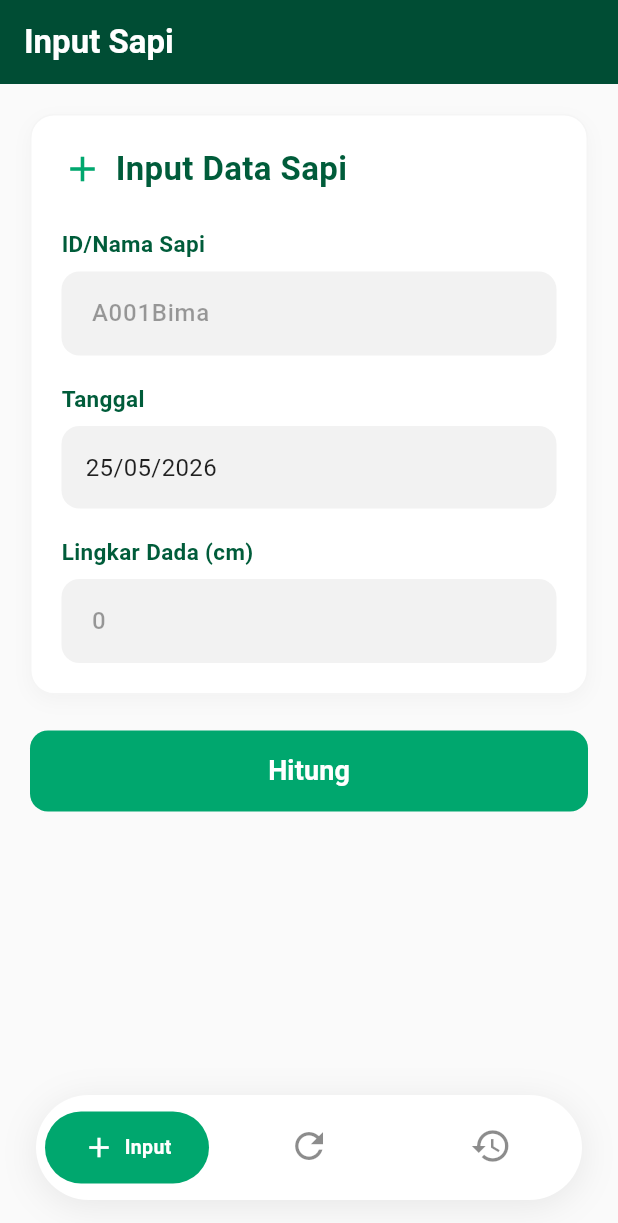
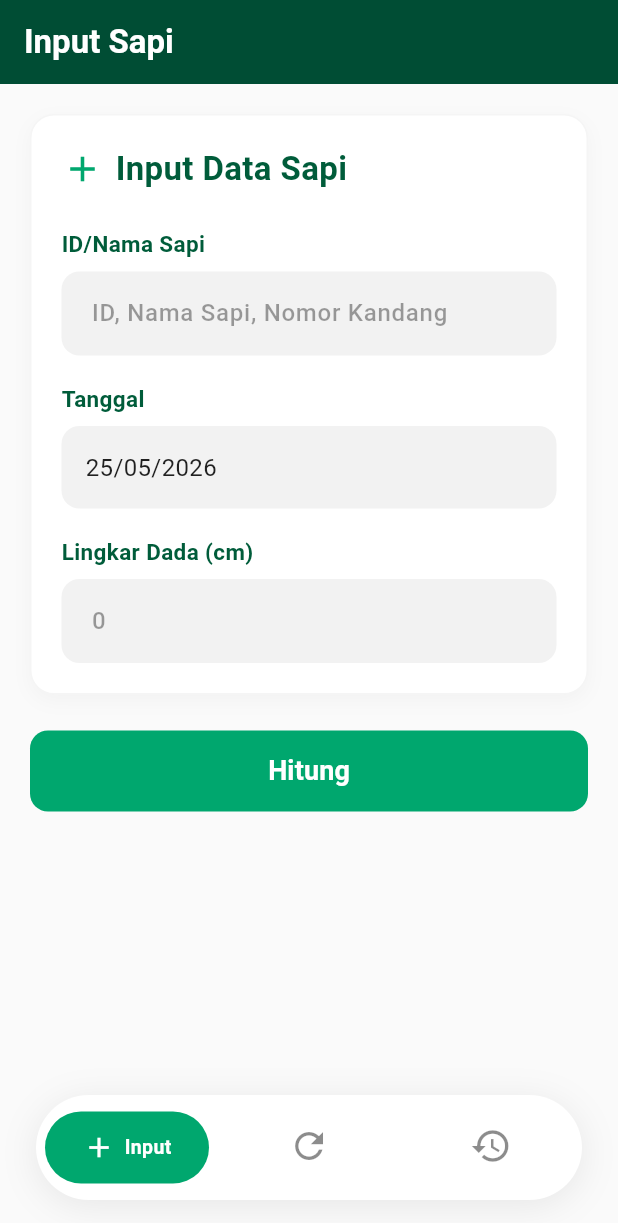
Before and after one commit to Muhfarq/Bobot_sapi, a Flutter app: the screen it shows after launch, on a phone screen of 412 x 824 dp. Shown: the top 1223 px of the screen. Run offline on Flutter 3.47's test engine with Material 3 defaults, Android fonts, the phone set to English and light mode, and no system bars; our stand-ins replace fl_chart, printing, sqflite; accounts and stored records are empty.

Commit message:
ubah default value di inputan estimasi bobot menjadi hint text

```diff
--- a/bobot_sapi/lib/screens/input_sapi_screen.dart
+++ b/bobot_sapi/lib/screens/input_sapi_screen.dart
@@ -18,7 +18,7 @@ class InputSapiScreen extends StatefulWidget {
 class _InputSapiScreenState extends State<InputSapiScreen> {
   final _namaController = TextEditingController();
   final _lingkarDadaController = TextEditingController();
-  final _targetBobotController = TextEditingController(text: '750');
+  final _targetBobotController = TextEditingController();
 
   DateTime _tanggal = DateTime.now();
 
@@ -155,7 +155,7 @@ class _InputSapiScreenState extends State<InputSapiScreen> {
     setState(() {
       _namaController.clear();
       _lingkarDadaController.clear();
-      _targetBobotController.text = '750';
+      _targetBobotController.clear();
 
       _bobotSekarang = null;
       _estimasiPakan = null;
@@ -274,7 +274,7 @@ class _InputSapiScreenState extends State<InputSapiScreen> {
 
           _buildLabel('ID/Nama Sapi'),
           const SizedBox(height: 8),
-          _buildTextField(controller: _namaController, hintText: 'A001Bima'),
+          _buildTextField(controller: _namaController, hintText: 'ID, Nama Sapi, Nomor Kandang'),
           const SizedBox(height: 18),
 
           _buildLabel('Tanggal'),
@@ -480,6 +480,7 @@ class _InputSapiScreenState extends State<InputSapiScreen> {
             Text('Prediksi Pertumbuhan 6 Bulan', style: TextStyle(fontSize: 18, fontWeight: FontWeight.bold, color: primaryGreen)),
             const SizedBox(height: 20),
             SizedBox(
+              width: double.infinity,
               height: 200,
               child: LineChart(
                 LineChartData(
```
Also changed, not shown: bobot_sapi/lib/screens/update_sapi_screen.dart (+4 -3 lines).
